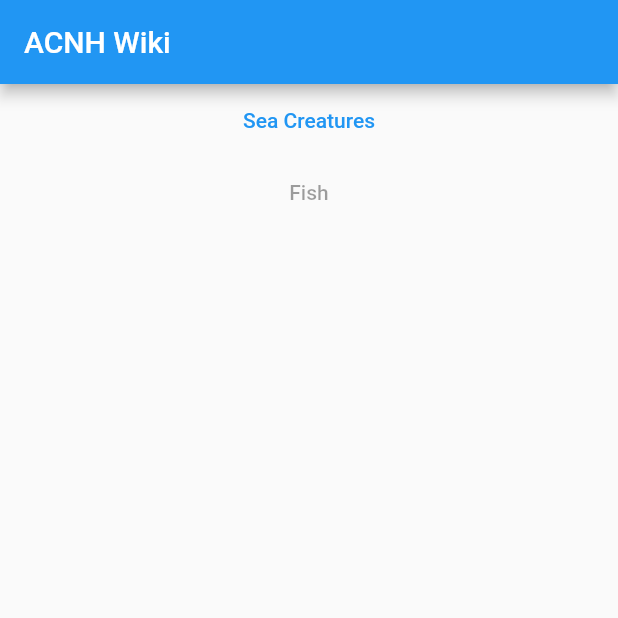
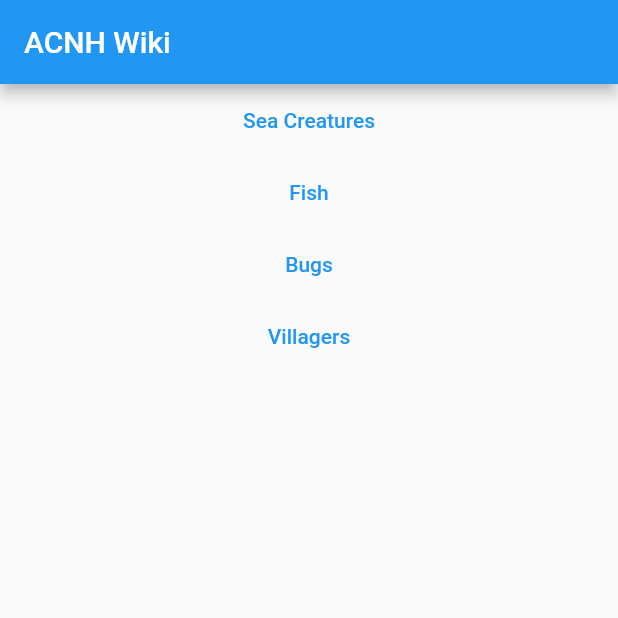
Before and after one commit to eeevvaaa/acnh, a Flutter app: the screen it shows after launch, on a phone screen of 412 x 824 dp, the top half of it. Run offline on Flutter 3.47's test engine with Material 2 defaults, Android fonts, the light colour scheme and no system bars.

Commit message:
modify pages to be more reusable

```diff
--- a/lib/home_page.dart
+++ b/lib/home_page.dart
@@ -1,10 +1,10 @@
 import 'package:flutter/material.dart';
-import 'package:acnh/sea_creature_page.dart';
+import 'package:acnh/icon_list_view_page.dart';
 import 'package:acnh/presentation/theme/theme.dart';
 
 class HomePage extends StatefulWidget {
-  const HomePage({super.key, required this.title});
-  final String title;
+  const HomePage({super.key, required this.buttons});
+  final List<HomeButton> buttons;
 
   @override
   State<HomePage> createState() => _HomePageState();
@@ -18,23 +18,33 @@
         title: const Text('ACNH Wiki'),
       ),
       body: Center(
-          child: Column(children: [
+        child: Column(
+          children: [
+            for (final button in widget.buttons)
               TextButton(
                 onPressed: () {
                   Navigator.push<void>(
                     context,
                     MaterialPageRoute<void>(
-                builder: (BuildContext context) => const SeaCreaturesPage(),
+                      builder: (BuildContext context) => IconListViewPage(
+                        endpoint: button.endpoint,
+                        title: button.text,
+                      ),
                     ),
                   );
                 },
-          child: const Text('Sea Creatures'),
+                child: Text(button.text),
               ),
-        const TextButton(
-          onPressed: null,
-          child: Text('Fish'),
-        )
-      ])),
+          ],
+        ),
+      ),
     );
   }
 }
+
+class HomeButton {
+  HomeButton({required this.text, required this.endpoint});
+
+  final String text;
+  final String endpoint;
+}
--- a/lib/main.dart
+++ b/lib/main.dart
@@ -12,9 +12,18 @@
   // This widget is the root of your application.
   @override
   Widget build(BuildContext context) {
-    return const MaterialApp(
+    final buttons = [
+      HomeButton(text: 'Sea Creatures', endpoint: 'sea'),
+      HomeButton(text: 'Fish', endpoint: 'fish'),
+      HomeButton(text: 'Bugs', endpoint: 'bugs'),
+      // HomeButton(text: 'Art', endpoint: 'art'),
+      HomeButton(text: 'Villagers', endpoint: 'villagers')
+    ];
+    return MaterialApp(
       title: 'ACNH Wiki',
-      home: HomePage(title: 'ACNH Wiki'),
+      home: HomePage(
+        buttons: buttons,
+      ),
     );
   }
 }
```
Also changed, not shown: lib/icon_list_view_page.dart (added, +57 -0 lines), lib/sea_creature_page.dart (deleted, +0 -52 lines). Lines whose indentation alone changed are shown as unchanged.
